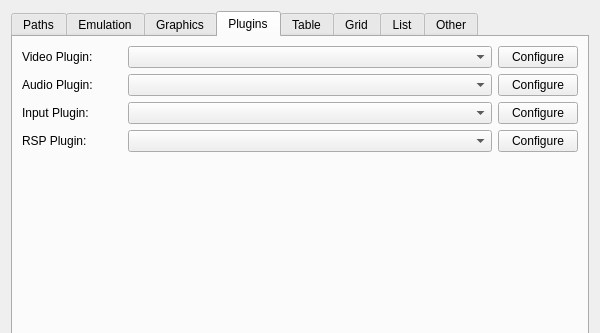
Qt form src/dialogs/settingsdialog.ui (LankSkywalker/LankSkywalker.github.ioQ) before a commit; both pictures show x 0 to 600 and y 0 to 333 of the 600 by 600 pixel window.
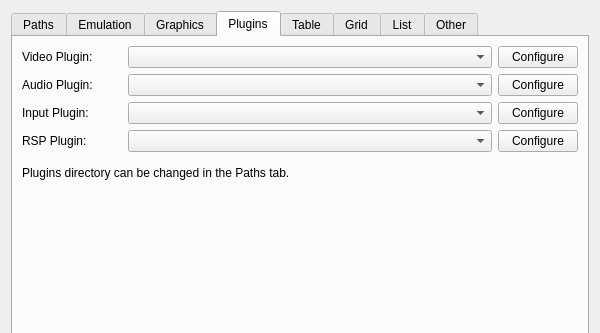
The same form after that commit. The open tabs and pages were chosen to show the change.

Commit message: Add text about where to change plugin directory

The edit to the form file:
```diff
--- a/src/dialogs/settingsdialog.ui
+++ b/src/dialogs/settingsdialog.ui
@@ -30,7 +30,7 @@
      </property>
     </widget>
    </item>
-   <item row="1" column="0">
+   <item row="0" column="0">
     <widget class="QTabWidget" name="tabWidget">
      <property name="tabShape">
       <enum>QTabWidget::Rounded</enum>
@@ -357,7 +357,27 @@
        <string>Plugins</string>
       </attribute>
       <layout class="QGridLayout" name="gridLayout_12">
-       <item row="0" column="0">
+       <item row="4" column="0">
+        <spacer name="pluginsVSpacer">
+         <property name="orientation">
+          <enum>Qt::Vertical</enum>
+         </property>
+         <property name="sizeHint" stdset="0">
+          <size>
+           <width>20</width>
+           <height>40</height>
+          </size>
+         </property>
+        </spacer>
+       </item>
+       <item row="3" column="0">
+        <widget class="QLabel" name="label_2">
+         <property name="text">
+          <string>Plugins directory can be changed in the Paths tab.</string>
+         </property>
+        </widget>
+       </item>
+       <item row="1" column="0">
         <layout class="QGridLayout" name="pluginsLayout" columnstretch="0,1,0" columnminimumwidth="100,0,0">
          <item row="0" column="0">
           <widget class="QLabel" name="videoLabel">
@@ -429,15 +449,18 @@
          </item>
         </layout>
        </item>
-       <item row="1" column="0">
-        <spacer name="pluginsVSpacer">
+       <item row="2" column="0">
+        <spacer name="verticalSpacer_2">
          <property name="orientation">
           <enum>Qt::Vertical</enum>
          </property>
+         <property name="sizeType">
+          <enum>QSizePolicy::Fixed</enum>
+         </property>
          <property name="sizeHint" stdset="0">
           <size>
-           <width>20</width>
-           <height>40</height>
+           <width>0</width>
+           <height>8</height>
           </size>
          </property>
         </spacer>
```
Left out of the diff: 3 changed lines with no effect on the pictures.
